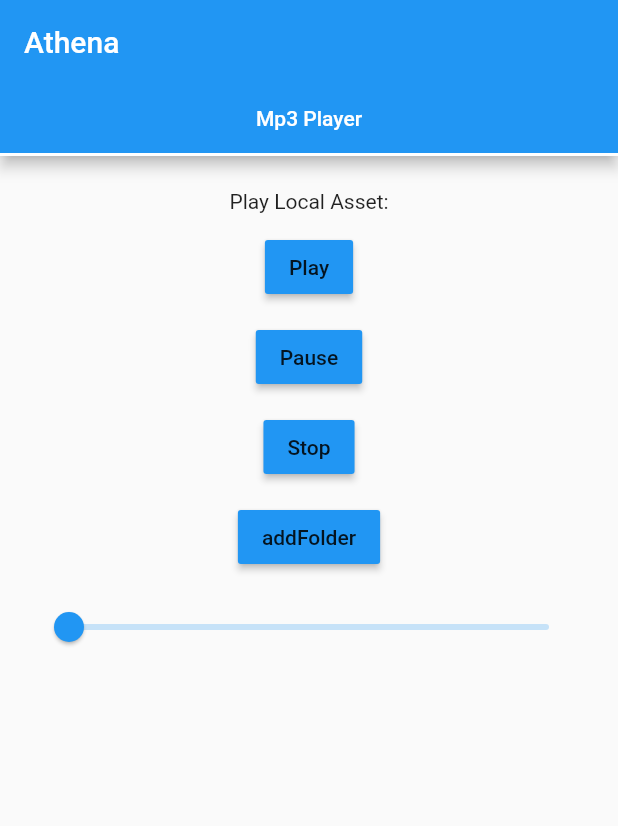
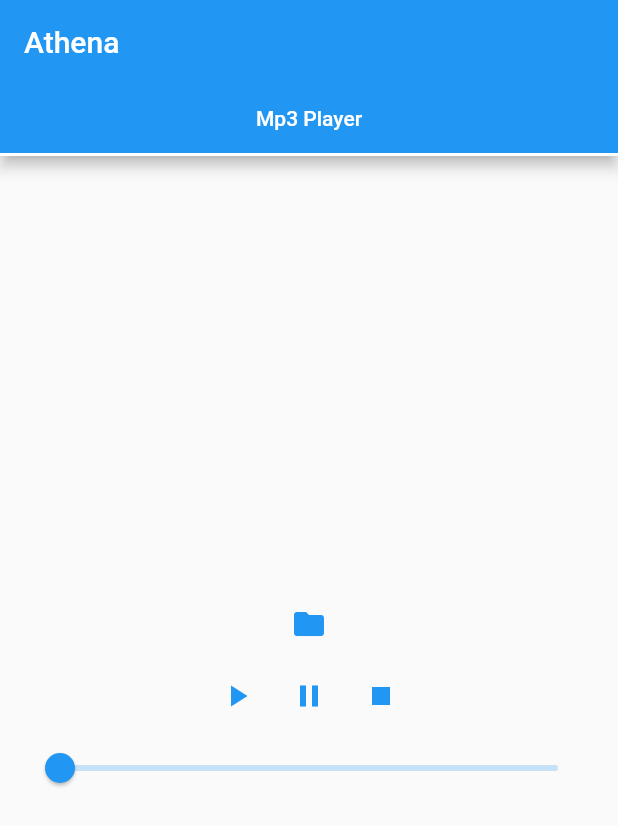
Before and after one commit to Potolski/Athena, a Flutter app: the screen it shows after launch, on a phone screen of 412 x 824 dp. Shown: the top 826 px of the screen. Run offline on Flutter 3.47's test engine with Material 2 defaults, Android fonts, the phone set to English and light mode, and no system bars; our stand-ins replace audioplayers, permission_handler; missing offline and left inert: folder_picker.

Commit message:
Update buttons' icons

```diff
--- a/lib/library.dart
+++ b/lib/library.dart
@@ -22,14 +22,15 @@ class Library {
     print(directory.path);
     final rdir = directory.path
         .replaceFirst("Android/data/com.example.example/files", "");
-    Map<PermissionGroup, PermissionStatus> permissions = await PermissionHandler().requestPermissions([PermissionGroup.storage]);
+        Map<PermissionGroup, PermissionStatus> permissions =
+        await PermissionHandler().requestPermissions([PermissionGroup.storage]);
     Navigator.of(context).push<FolderPickerPage>(
         MaterialPageRoute(builder: (BuildContext context) {
       return FolderPickerPage(
           rootDirectory: Directory(rdir),
           /// a [Directory] object
           action: (BuildContext context, Directory folder) async {
-            print("Picked folder $folder");
+            print("Picked foldeasddadsdadr $folder");
           });
     }));
   }
--- a/lib/main.dart
+++ b/lib/main.dart
@@ -42,25 +42,52 @@ class _ExampleAppState extends State<ExampleApp> {
 
   String localFilePath;
 
-  Widget _tab(List<Widget> children) {
+  Widget localAsset(BuildContext ctx){
     return Center(
       child: Container(
         padding: EdgeInsets.all(16.0),
         child: Column(
+         mainAxisSize: MainAxisSize.max,
+         mainAxisAlignment: MainAxisAlignment.center,
+          children:[
+            _btn('Select File', () => Library().addFolders(ctx),Icons.folder),
+            Row(
+              mainAxisSize: MainAxisSize.max,
+              mainAxisAlignment: MainAxisAlignment.center,
+              children: [
+              _btn('Play', () => audioCache.play('audio.mp3'),Icons.play_arrow),
+              _btn('Pause',() => advancedPlayer.pause(),Icons.pause),
+              _btn('Stop', () => advancedPlayer.stop(),Icons.stop)]
+            ),
+            slider()
+          ]
+          )
+        )
+      );
+    }
+
+    Widget _row(List<Widget> children) {
+    return Center(
+      child: Container(
+        padding: EdgeInsets.all(16.0),
+         child: Row(
             children: children
             .map((w) => Container(child: w, padding: EdgeInsets.all(6.0)))
             .toList(),
-        ),
-      ),
+          )
+        )
       );
     }
 
-  Widget _btn(String txt, VoidCallback onPressed) {
+  Widget _btn(String txt, VoidCallback onPressed,IconData x) {
     return ButtonTheme(
-        minWidth: 48.0,
-        child: RaisedButton(child: Text(txt), onPressed: onPressed));
+        minWidth: 60.0,
+        child: IconButton(
+          icon: Icon(x),
+          color: Colors.blue,
+          onPressed: onPressed)
+      );
   }
-
 
   Widget slider() {
     return Slider(
@@ -80,16 +107,6 @@ class _ExampleAppState extends State<ExampleApp> {
     advancedPlayer.seek(newDuration);
   }
 
-  Widget localAsset(BuildContext ctx) {
-    return _tab([
-      Text('Play Local Asset:'),
-      _btn('Play', () => audioCache.play('audio.mp3')),
-      _btn('Pause',() => advancedPlayer.pause()),
-      _btn('Stop', () => advancedPlayer.stop()),
-      _btn('addFolder', () => Library().addFolders(ctx)),
-      slider()
-    ]);
-  }
 
   @override
   Widget build(BuildContext context) {
```
Lines whose indentation alone changed are shown as unchanged.
